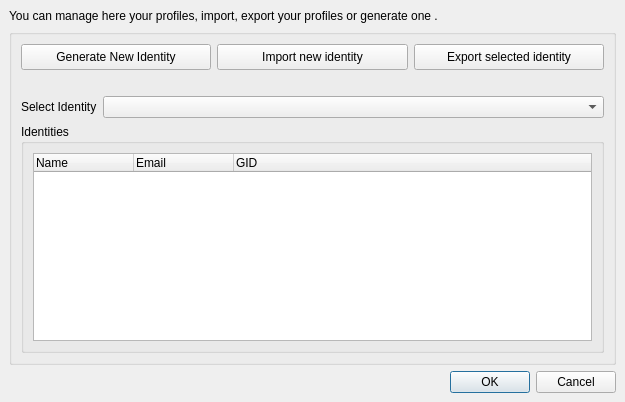
Qt form retroshare-gui/src/gui/profile/ProfileManager.ui (RetroShare/RetroShare) before a commit.
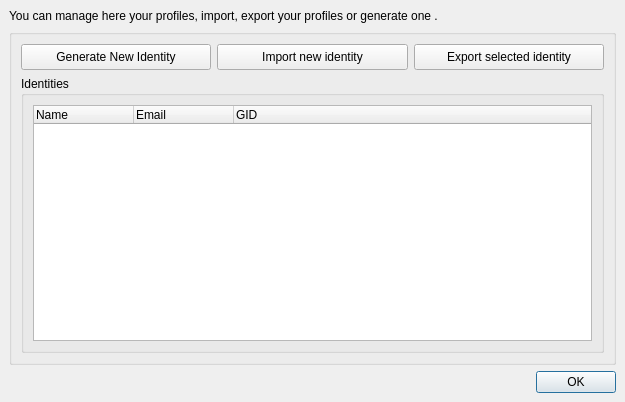
The same form after that commit. Icons and pictures are not drawn. Custom widgets are drawn as their Qt base class.

Commit message: Improved ProfileManager - removed combobox and added export to the list of identities - add extension to the filename when the user enters a name without extension - refill list after generating a new identity

The edit to the form file:
```diff
--- a/retroshare-gui/src/gui/profile/ProfileManager.ui
+++ b/retroshare-gui/src/gui/profile/ProfileManager.ui
@@ -56,9 +56,6 @@
           <height>20</height>
          </size>
         </property>
-        <property name="title">
-         <string/>
-        </property>
         <layout class="QGridLayout" name="gridLayout_4">
          <item row="0" column="0" colspan="2">
           <layout class="QHBoxLayout" name="horizontalLayout_2" stretch="0,0,0">
@@ -116,40 +113,7 @@
            </item>
           </layout>
          </item>
-         <item row="2" column="0">
-          <widget class="QLabel" name="progress_label">
-           <property name="maximumSize">
-            <size>
-             <width>16777215</width>
-             <height>32</height>
-            </size>
-           </property>
-           <property name="text">
-            <string/>
-           </property>
-          </widget>
-         </item>
-         <item row="4" column="0">
-          <widget class="QLabel" name="genPGPuserlabel">
-           <property name="text">
-            <string>Select Identity</string>
-           </property>
-          </widget>
-         </item>
-         <item row="4" column="1">
-          <widget class="QComboBox" name="genPGPuser">
-           <property name="sizePolicy">
-            <sizepolicy hsizetype="Expanding" vsizetype="Fixed">
-             <horstretch>0</horstretch>
-             <verstretch>0</verstretch>
-            </sizepolicy>
-           </property>
-           <property name="toolTip">
-            <string>Select Profile to export</string>
-           </property>
-          </widget>
-         </item>
-         <item row="5" column="0" colspan="2">
+         <item row="3" column="0" colspan="2">
           <widget class="QGroupBox" name="groupBox_2">
            <property name="title">
             <string>Identities</string>
@@ -160,6 +124,9 @@
               <property name="contextMenuPolicy">
                <enum>Qt::CustomContextMenu</enum>
               </property>
+              <property name="rootIsDecorated">
+               <bool>false</bool>
+              </property>
               <column>
                <property name="text">
                 <string>Name</string>
@@ -180,26 +147,13 @@
            </layout>
           </widget>
          </item>
-         <item row="6" column="0">
-          <spacer name="verticalSpacer">
-           <property name="orientation">
-            <enum>Qt::Vertical</enum>
-           </property>
-           <property name="sizeHint" stdset="0">
-            <size>
-             <width>1</width>
-             <height>1</height>
-            </size>
-           </property>
-          </spacer>
-         </item>
         </layout>
        </widget>
       </item>
       <item row="2" column="0">
        <widget class="QDialogButtonBox" name="buttonBox">
         <property name="standardButtons">
-         <set>QDialogButtonBox::Cancel|QDialogButtonBox::Ok</set>
+         <set>QDialogButtonBox::Ok</set>
         </property>
        </widget>
       </item>
```
Left out of the diff: 5 changed lines with no effect on the pictures. The commit also changes 4 other files.
